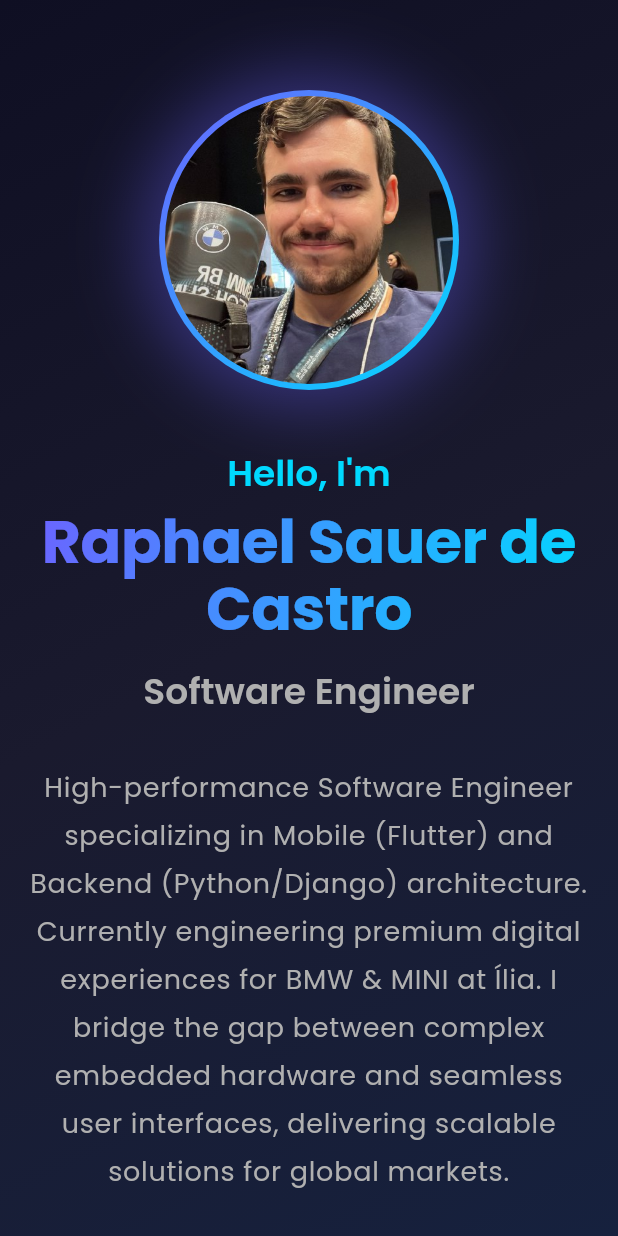
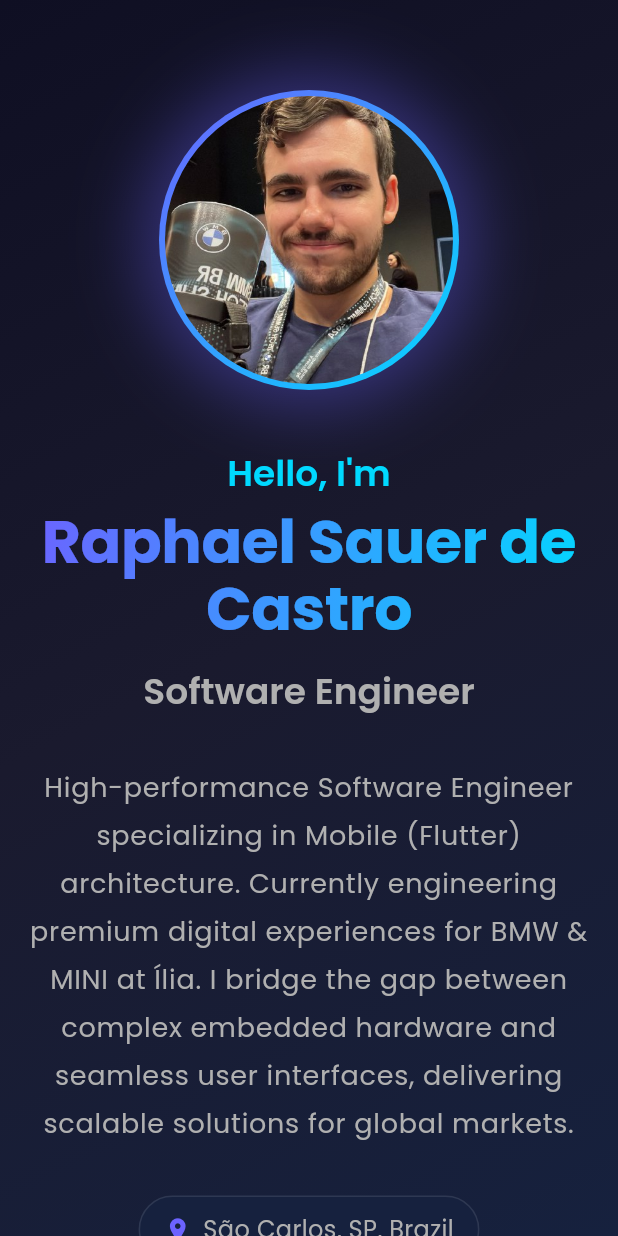
Before and after one commit to raphasauer/web_cv, a Flutter app: the screen it shows after launch, on a phone screen of 412 x 824 dp. Run offline on Flutter 3.47's test engine with Material 3 defaults, Android fonts, the phone set to English and light mode, and no system bars; drawn by our look-alikes of animated_text_kit; our stand-ins replace font_awesome_flutter, google_fonts, visibility_detector; missing offline and left inert: countries_world_map.

Commit message:
Updated information

```diff
--- a/lib/data/resume_data.dart
+++ b/lib/data/resume_data.dart
@@ -7,8 +7,8 @@ class ResumeData {
   static const String github = "https://github.com/raphasauer";
 
   static const String introText =
-      "High-performance Software Engineer specializing in Mobile (Flutter) and "
-      "Backend (Python/Django) architecture. Currently engineering premium "
+      "High-performance Software Engineer specializing in Mobile (Flutter) "
+      "architecture. Currently engineering premium "
       "digital experiences for BMW & MINI at Ília. I bridge the gap between "
       "complex embedded hardware and seamless user interfaces, delivering "
       "scalable solutions for global markets.";
```
